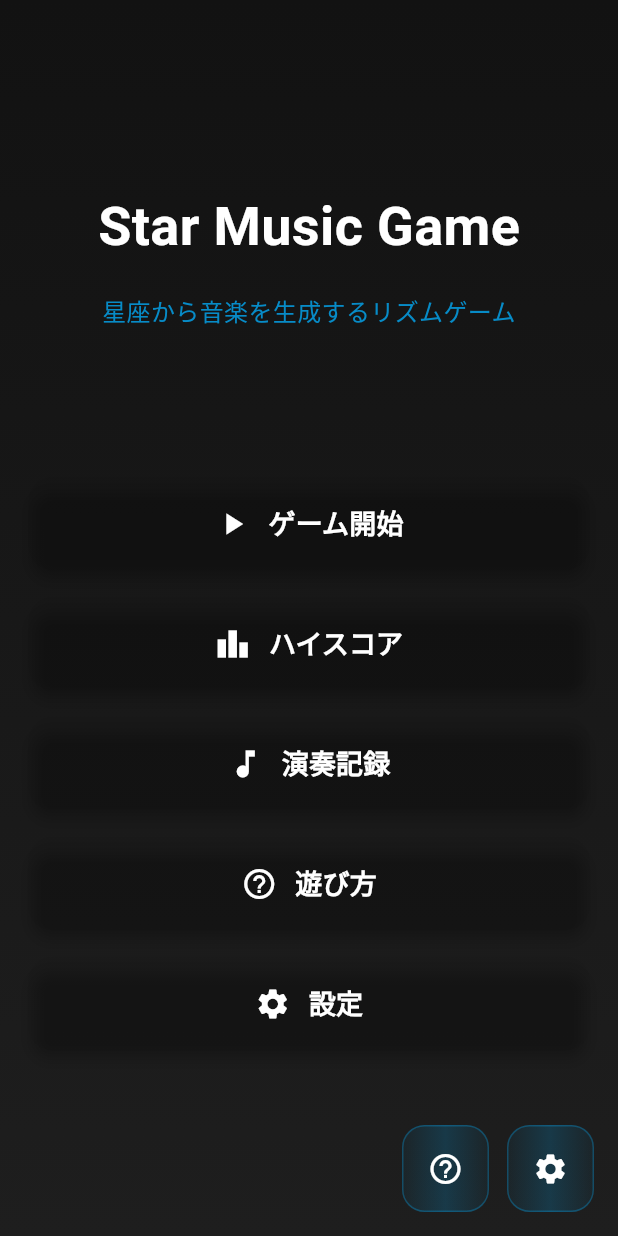
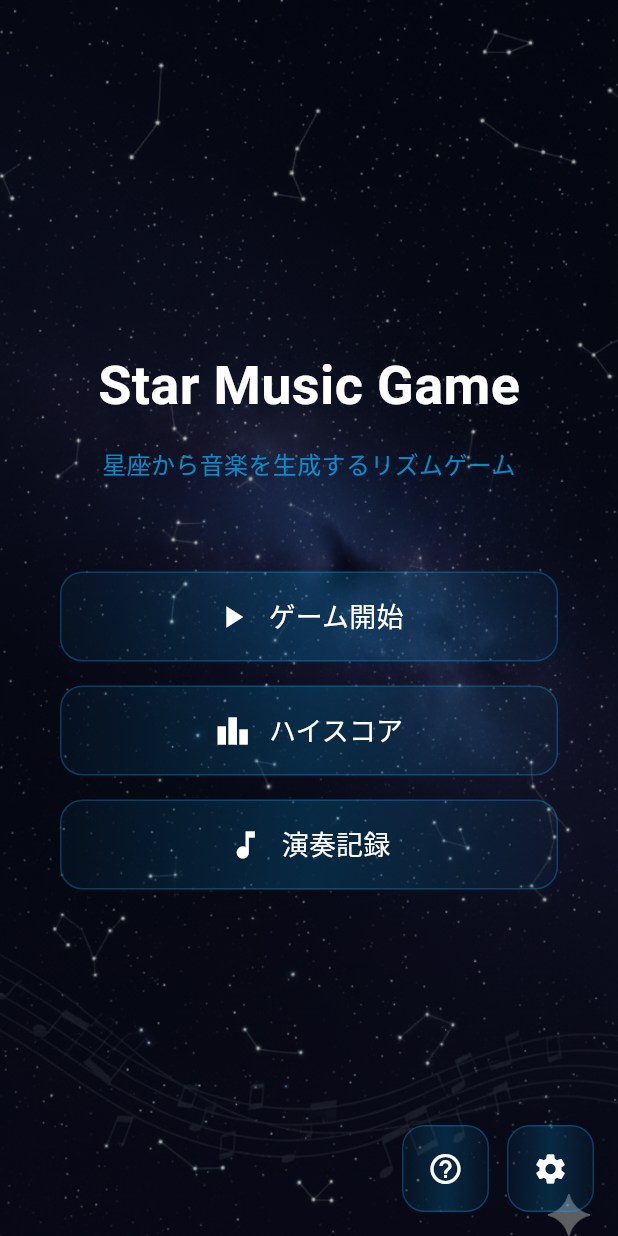
Before and after one commit to hessian101/flutter_app_pre, a Flutter app: the screen it shows after launch, on a phone screen of 412 x 824 dp. Run offline on Flutter 3.47's test engine with Material 3 defaults, Android fonts, the phone set to English and light mode, and no system bars; our stand-ins replace image_picker, just_audio, sqflite; missing offline and left inert: audio_session, flutter_sound; accounts and stored records are empty; statements that could not run were skipped.

Commit message:
fix background

```diff
--- a/lib/screens/home_screen.dart
+++ b/lib/screens/home_screen.dart
@@ -7,18 +7,19 @@ class HomeScreen extends StatelessWidget {
   @override
   Widget build(BuildContext context) {
     return Scaffold(
-      backgroundColor: Color(AppColors.backgroundColor),
+      backgroundColor: Colors.transparent,
       body: Container(
-        decoration: BoxDecoration(
-          gradient: LinearGradient(
-            begin: Alignment.topCenter,
-            end: Alignment.bottomCenter,
-            colors: [
-              Color(AppColors.backgroundColor),
-              Color(AppColors.surfaceColor),
-            ],
+        width: double.infinity,
+        height: double.infinity,
+        decoration: const BoxDecoration(
+          image: DecorationImage(
+            image: AssetImage('assets/image/home.png'),
+            fit: BoxFit.cover,
+            alignment: Alignment.center,
           ),
         ),
+        child: Container(
+          color: Colors.black.withValues(alpha: 0.3),
           child: SafeArea(
             child: Padding(
               padding: const EdgeInsets.all(20.0),
@@ -33,7 +34,7 @@ class HomeScreen extends StatelessWidget {
                       color: Color(AppColors.textColor),
                     ),
                   ),
-                const SizedBox(height: 20),
+                  const SizedBox(height: 16),
                   Text(
                     '星座から音楽を生成するリズムゲーム',
                     style: TextStyle(
@@ -42,42 +43,29 @@ class HomeScreen extends StatelessWidget {
                     ),
                     textAlign: TextAlign.center,
                   ),
-                const SizedBox(height: 100),
+                  const SizedBox(height: 60),
                   _buildMenuButton(
                     context,
                     'ゲーム開始',
                     Icons.play_arrow,
                     () => Navigator.pushNamed(context, Routes.game),
                   ),
-                const SizedBox(height: 20),
+                  const SizedBox(height: 16),
                   _buildMenuButton(
                     context,
                     'ハイスコア',
                     Icons.leaderboard,
                     () => Navigator.pushNamed(context, Routes.highScore),
                   ),
-                const SizedBox(height: 20),
+                  const SizedBox(height: 16),
                   _buildMenuButton(
                     context,
                     '演奏記録',
                     Icons.music_note,
                     () => Navigator.pushNamed(context, Routes.performanceList),
                   ),
-                const SizedBox(height: 20),
-                _buildMenuButton(
-                  context,
-                  '遊び方',
-                  Icons.help_outline,
-                  () => Navigator.pushNamed(context, Routes.howToPlay),
+                ],
               ),
-                const SizedBox(height: 20),
-                _buildMenuButton(
-                  context,
-                  '設定',
-                  Icons.settings,
-                  () => Navigator.pushNamed(context, Routes.settings),
-                ),
-              ],
             ),
           ),
         ),
@@ -156,7 +144,7 @@ class HomeScreen extends StatelessWidget {
     IconData icon,
     VoidCallback onPressed,
   ) {
-    return SizedBox(
+    return Container(
       width: double.infinity,
       height: 60,
       margin: const EdgeInsets.symmetric(horizontal: 20),
@@ -185,18 +173,20 @@ class HomeScreen extends StatelessWidget {
           shape: RoundedRectangleBorder(
             borderRadius: BorderRadius.circular(15),
           ),
-          elevation: 4,
+          elevation: 0,
+          shadowColor: Colors.transparent,
         ),
         child: Row(
           mainAxisAlignment: MainAxisAlignment.center,
           children: [
-            Icon(icon, size: 24),
+            Icon(icon, size: 24, color: Colors.white),
             const SizedBox(width: 12),
             Text(
               text,
               style: const TextStyle(
                 fontSize: 18,
-                fontWeight: FontWeight.w600,
+                fontWeight: FontWeight.w500,
+                color: Colors.white,
               ),
             ),
           ],
--- a/pubspec.yaml
+++ b/pubspec.yaml
@@ -82,6 +82,7 @@ flutter:
   assets:
     - assets/sounds/
     - assets/keyboards/
+    - assets/image/home.png
 
   # An image asset can refer to one or more resolution-specific "variants", see
   # https://flutter.dev/to/resolution-aware-images
```
Lines whose indentation alone changed are shown as unchanged.
